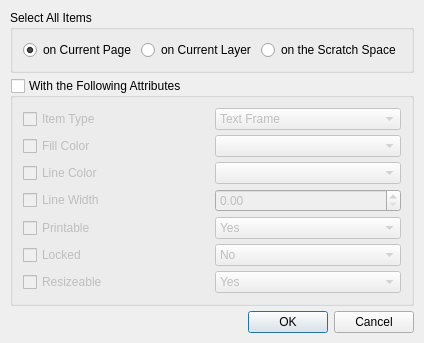
First picture: the form in scribus/ui/selectobjects.ui, repository scribusproject/scribus, before the edit.
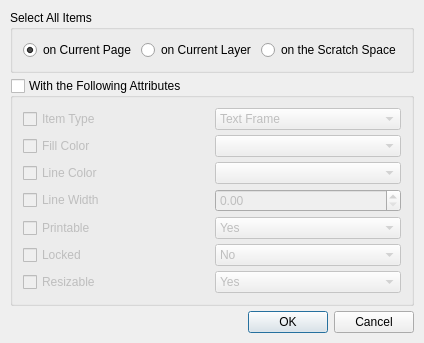
Second picture: the form after the edit. Custom widgets are drawn as their Qt base class.

Commit message: Fix spelling error

The edit to the form file:
```diff
--- a/scribus/ui/selectobjects.ui
+++ b/scribus/ui/selectobjects.ui
@@ -264,7 +264,7 @@
          <string>Select items based on whether they have their size locked or not</string>
         </property>
         <property name="text">
-         <string>Resizeable</string>
+         <string>Resizable</string>
         </property>
        </widget>
       </item>
```
The commit also changes 1 other file.
